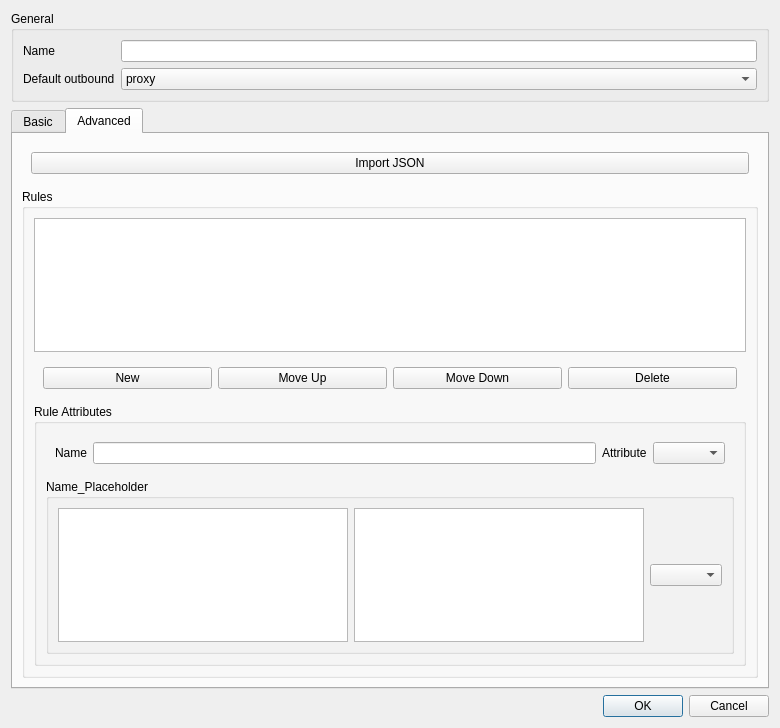
The window that include/ui/setting/RouteItem.ui (shengmo0210/Throne) describes before a commit, drawn with Qt 5.
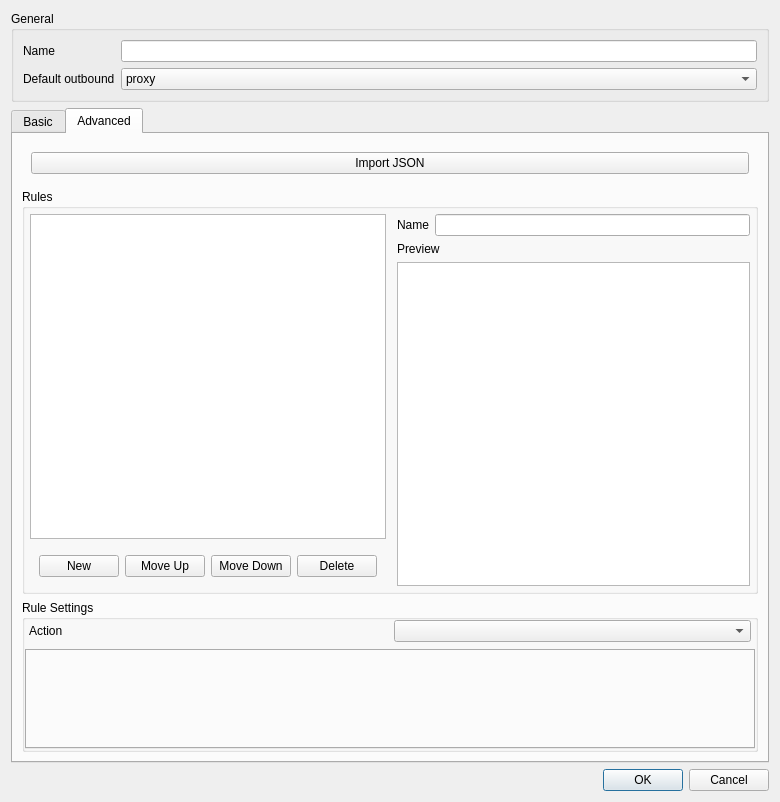
The same window after the commit. The open tabs and pages were chosen to show the change.

Commit message: redesign the route profile UI

```diff
--- a/include/ui/setting/RouteItem.ui
+++ b/include/ui/setting/RouteItem.ui
@@ -7,7 +7,7 @@
     <x>0</x>
     <y>0</y>
     <width>780</width>
-    <height>728</height>
+    <height>802</height>
    </rect>
   </property>
   <property name="windowTitle">
@@ -144,7 +144,43 @@
          <property name="title">
           <string>Rules</string>
          </property>
-         <layout class="QVBoxLayout" name="verticalLayout_2">
+         <layout class="QHBoxLayout" name="horizontalLayout_4">
+          <property name="leftMargin">
+           <number>0</number>
+          </property>
+          <property name="topMargin">
+           <number>0</number>
+          </property>
+          <property name="rightMargin">
+           <number>0</number>
+          </property>
+          <property name="bottomMargin">
+           <number>0</number>
+          </property>
+          <item>
+           <widget class="QFrame" name="frame">
+            <property name="frameShape">
+             <enum>QFrame::Shape::NoFrame</enum>
+            </property>
+            <property name="frameShadow">
+             <enum>QFrame::Shadow::Raised</enum>
+            </property>
+            <layout class="QVBoxLayout" name="verticalLayout_9">
+             <property name="spacing">
+              <number>7</number>
+             </property>
+             <property name="leftMargin">
+              <number>5</number>
+             </property>
+             <property name="topMargin">
+              <number>5</number>
+             </property>
+             <property name="rightMargin">
+              <number>5</number>
+             </property>
+             <property name="bottomMargin">
+              <number>5</number>
+             </property>
           <item>
            <widget class="QListWidget" name="route_items"/>
           </item>
@@ -182,15 +218,26 @@
             </layout>
            </widget>
           </item>
+            </layout>
+           </widget>
+          </item>
           <item>
-           <widget class="QGroupBox" name="rule_attr_box">
-            <property name="title">
-             <string>Rule Attributes</string>
-            </property>
+           <widget class="QFrame" name="rule_attr_box">
             <layout class="QVBoxLayout" name="verticalLayout">
+             <property name="leftMargin">
+              <number>0</number>
+             </property>
+             <property name="topMargin">
+              <number>5</number>
+             </property>
+             <property name="rightMargin">
+              <number>5</number>
+             </property>
+             <property name="bottomMargin">
+              <number>5</number>
+             </property>
              <item>
-              <widget class="QWidget" name="widget_3" native="true">
-               <layout class="QHBoxLayout" name="horizontalLayout_3">
+              <layout class="QHBoxLayout" name="horizontalLayout_5">
                 <item>
                  <widget class="QLabel" name="rule_name_l">
                   <property name="text">
@@ -201,45 +248,95 @@
                 <item>
                  <widget class="QLineEdit" name="rule_name"/>
                 </item>
-                <item>
-                 <widget class="QLabel" name="rule_attr_l">
-                  <property name="text">
-                   <string>Attribute</string>
-                  </property>
-                 </widget>
-                </item>
-                <item>
-                 <widget class="QComboBox" name="rule_attr"/>
-                </item>
-               </layout>
-              </widget>
+              </layout>
              </item>
              <item>
-              <widget class="QGroupBox" name="rule_attr_data">
-               <property name="title">
-                <string>Name_Placeholder</string>
+              <widget class="QLabel" name="rule_preview_l">
+               <property name="text">
+                <string>Preview</string>
                </property>
-               <layout class="QHBoxLayout" name="horizontalLayout_4">
+              </widget>
+             </item>
                 <item>
                  <widget class="QTextBrowser" name="rule_preview">
                   <property name="minimumSize">
                    <size>
-                    <width>190</width>
-                    <height>0</height>
-                   </size>
-                  </property>
-                 </widget>
-                </item>
+                 <width>0</width>
+                 <height>120</height>
+                </size>
+               </property>
+               <property name="documentTitle">
+                <string notr="true"/>
+               </property>
+               <property name="openExternalLinks">
+                <bool>false</bool>
+               </property>
+              </widget>
+             </item>
+            </layout>
+           </widget>
+          </item>
+         </layout>
+        </widget>
+       </item>
                 <item>
-                 <widget class="QPlainTextEdit" name="rule_attr_text"/>
+        <widget class="QGroupBox" name="groupBox_2">
+         <property name="title">
+          <string>Rule Settings</string>
+         </property>
+         <layout class="QVBoxLayout" name="verticalLayout_2">
+          <property name="spacing">
+           <number>7</number>
+          </property>
+          <property name="leftMargin">
+           <number>0</number>
+          </property>
+          <property name="topMargin">
+           <number>0</number>
+          </property>
+          <property name="rightMargin">
+           <number>0</number>
+          </property>
+          <property name="bottomMargin">
+           <number>0</number>
+          </property>
+          <item>
+           <layout class="QHBoxLayout" name="horizontalLayout_action">
+            <property name="leftMargin">
+             <number>4</number>
+            </property>
+            <property name="rightMargin">
+             <number>4</number>
+            </property>
+            <item>
+             <widget class="QLabel" name="rule_action_l">
+              <property name="text">
+               <string>Action</string>
+              </property>
+             </widget>
                 </item>
                 <item>
-                 <widget class="QComboBox" name="rule_attr_selector"/>
-                </item>
-               </layout>
-              </widget>
-             </item>
-            </layout>
+             <widget class="QComboBox" name="rule_action_combo"/>
+            </item>
+           </layout>
+          </item>
+          <item>
+           <widget class="QTabWidget" name="rule_attr_tabs">
+            <property name="sizePolicy">
+             <sizepolicy hsizetype="Preferred" vsizetype="Preferred">
+              <horstretch>0</horstretch>
+              <verstretch>0</verstretch>
+             </sizepolicy>
+            </property>
+            <property name="minimumSize">
+             <size>
+              <width>0</width>
+              <height>100</height>
+             </size>
+            </property>
+            <property name="currentIndex">
+             <number>-1</number>
+            </property>
            </widget>
           </item>
          </layout>
```
Lines whose indentation alone changed are shown as unchanged. The commit also changes 5 other files.
